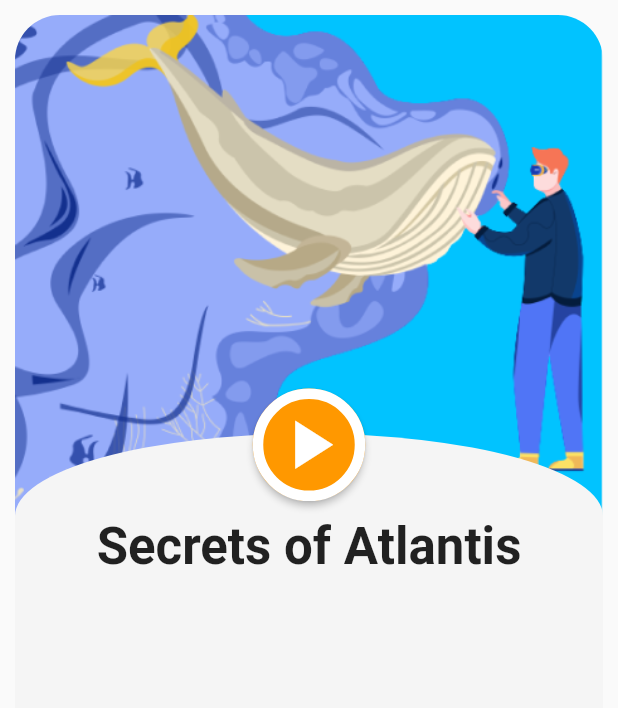
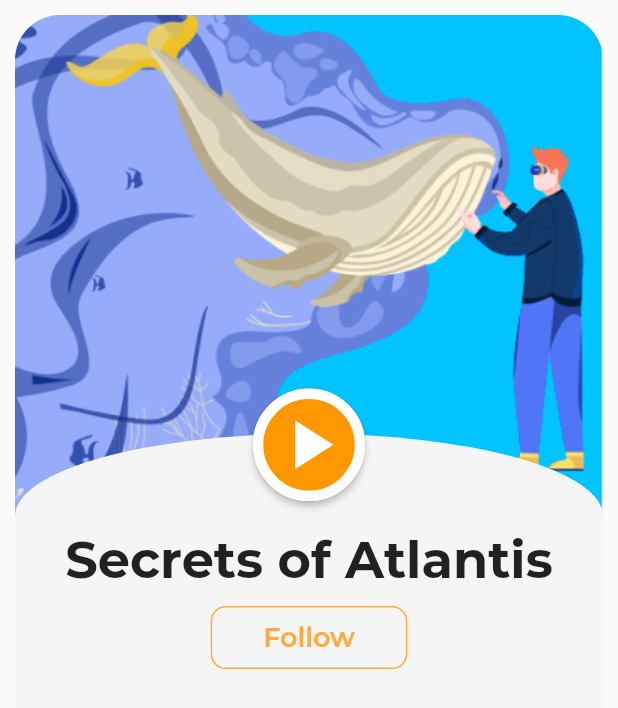
Before and after one commit to WizMe-M/flutter-practices, a Flutter app: the screen it shows after launch, on a phone screen of 412 x 824 dp. Shown: the top 708 px of the screen. Run offline on Flutter 3.47's test engine with Material 2 defaults, Android fonts, the phone set to English and light mode, and no system bars; project files that could hold a hidden picture were left out.

Commit message:
imported fonts

```diff
--- a/practice_1/lib/screen_3.dart
+++ b/practice_1/lib/screen_3.dart
@@ -74,14 +74,42 @@ class _MainScreenState extends State<MainScreen> {
                   ]
                 ),
 
-                const Text(
-                  'Secrets of Atlantis',
-                  style: TextStyle(
-                    fontWeight: FontWeight.w700,
-                    fontSize: 34,
-                    fontFamily: 'Montserrat',
-                    package: 'Montserrat'
+                const Padding(
+                  padding: EdgeInsets.symmetric(vertical: 8),
+                  child: Text(
+                    'Secrets of Atlantis',
+                    style: TextStyle(
+                      fontFamily: 'Montserrat',
+                      fontSize: 34,
+                      fontWeight: FontWeight.w700,
+                    ),
                   ),
+                ),
+
+                TextButton(
+                  onPressed: () {},
+                  style: ButtonStyle(
+                    shape: MaterialStateProperty.all<OutlinedBorder>(
+                      RoundedRectangleBorder(
+                        borderRadius: BorderRadius.circular(10),
+                        side: const BorderSide(color: Colors.orangeAccent, width: 1)
+                      )
+                    ),
+                    padding: MaterialStateProperty.all<EdgeInsets>(
+                      const EdgeInsets.symmetric(vertical: 10, horizontal: 35)
+                    ),
+                    foregroundColor: MaterialStateProperty.all<Color>(
+                      Colors.orangeAccent
+                    ),
+                    textStyle: MaterialStateProperty.all<TextStyle>(
+                      const TextStyle(
+                        fontFamily: 'Montserrat',
+                        fontSize: 18,
+                        fontWeight: FontWeight.w600
+                      )
+                    )
+                  ),
+                  child: const Text('Follow'),
                 )
               ],
             ),
```
Also changed, not shown: practice_1/pubspec.yaml (+25 -16 lines), practice_1/fonts/Montserrat-Black.ttf (added), practice_1/fonts/Montserrat-BlackItalic.ttf (added), practice_1/fonts/Montserrat-Bold.ttf (added), practice_1/fonts/Montserrat-BoldItalic.ttf (added), practice_1/fonts/Montserrat-ExtraBold.ttf (added), practice_1/fonts/Montserrat-ExtraBoldItalic.ttf (added), practice_1/fonts/Montserrat-ExtraLight.ttf (added), practice_1/fonts/Montserrat-ExtraLightItalic.ttf (added), practice_1/fonts/Montserrat-Italic.ttf (added), practice_1/fonts/Montserrat-Light.ttf (added), practice_1/fonts/Montserrat-LightItalic.ttf (added), practice_1/fonts/Montserrat-Medium.ttf (added), practice_1/fonts/Montserrat-MediumItalic.ttf (added), 5 more files.
